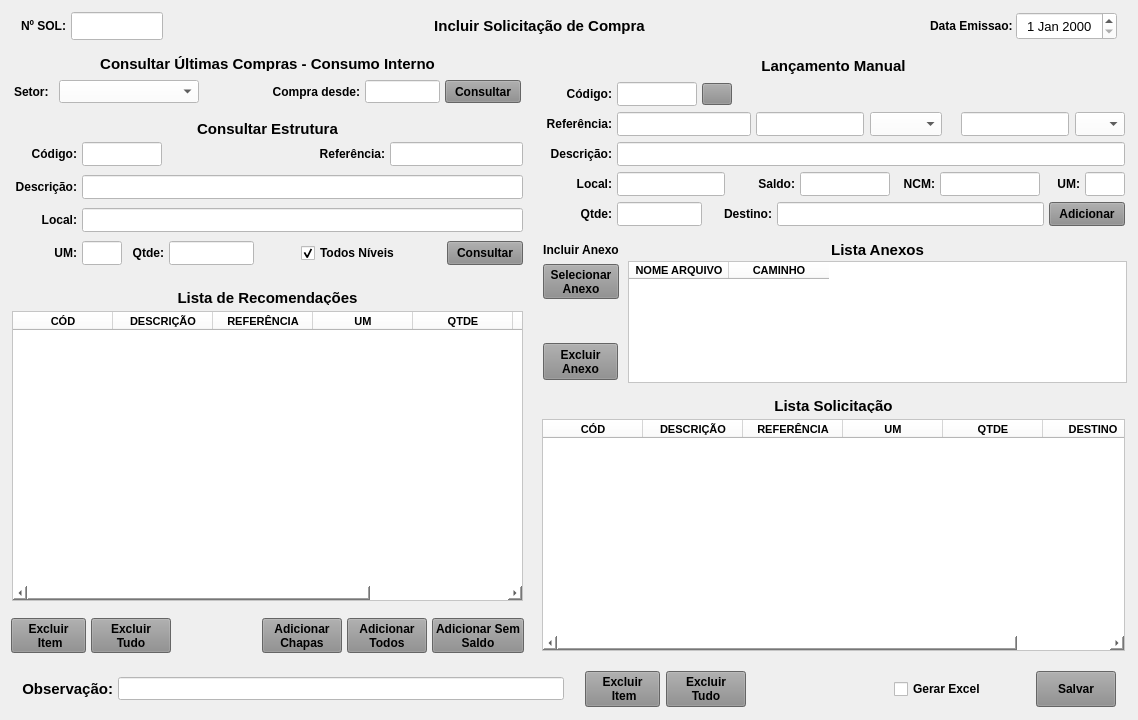
Before: the Qt Designer form forms/tela_sol_incluir.ui in Azevedo84/erp_suzuki, drawn with Qt 5.
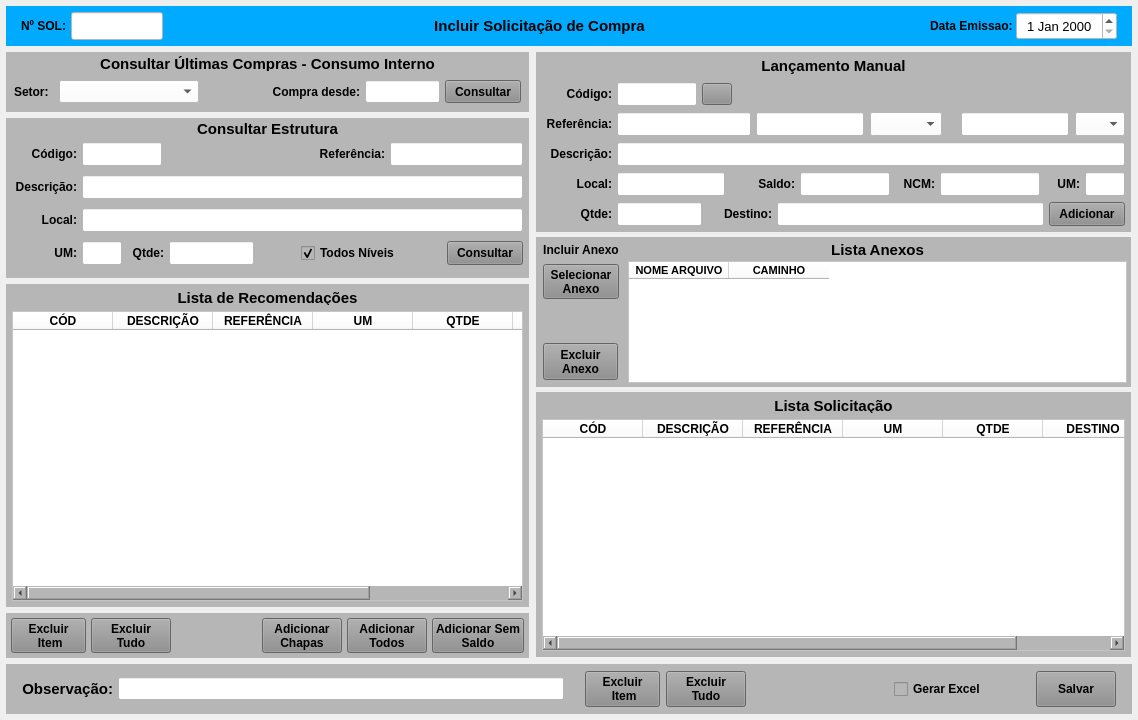
After: the same form once the commit is applied. Icons and pictures are not drawn.

Patch:
```diff
--- a/forms/tela_sol_incluir.ui
+++ b/forms/tela_sol_incluir.ui
@@ -51,7 +51,7 @@
        </size>
       </property>
       <property name="styleSheet">
-       <string notr="true"/>
+       <string notr="true">background-color: rgb(0, 170, 255);</string>
       </property>
       <layout class="QHBoxLayout" name="horizontalLayout">
        <property name="spacing">
@@ -312,7 +312,7 @@
              </size>
             </property>
             <property name="styleSheet">
-             <string notr="true"/>
+             <string notr="true">background-color: rgb(182, 182, 182);</string>
             </property>
             <layout class="QVBoxLayout" name="verticalLayout_6">
              <property name="spacing">
@@ -569,7 +569,7 @@
              </size>
             </property>
             <property name="styleSheet">
-             <string notr="true"/>
+             <string notr="true">background-color: rgb(182, 182, 182);</string>
             </property>
             <layout class="QVBoxLayout" name="verticalLayout_8">
              <property name="spacing">
@@ -1253,7 +1253,7 @@
           <item>
            <widget class="QWidget" name="widget_Cor3" native="true">
             <property name="styleSheet">
-             <string notr="true"/>
+             <string notr="true">background-color: rgb(182, 182, 182);</string>
             </property>
             <layout class="QVBoxLayout" name="verticalLayout_5">
              <property name="spacing">
@@ -1430,7 +1430,7 @@
              </size>
             </property>
             <property name="styleSheet">
-             <string notr="true"/>
+             <string notr="true">background-color: rgb(182, 182, 182);</string>
             </property>
             <layout class="QHBoxLayout" name="horizontalLayout_14">
              <property name="spacing">
@@ -1782,7 +1782,7 @@
              </size>
             </property>
             <property name="styleSheet">
-             <string notr="true"/>
+             <string notr="true">background-color: rgb(182, 182, 182);</string>
             </property>
             <layout class="QVBoxLayout" name="verticalLayout_4">
              <property name="spacing">
@@ -3030,7 +3030,7 @@
              </size>
             </property>
             <property name="styleSheet">
-             <string notr="true"/>
+             <string notr="true">background-color: rgb(182, 182, 182);</string>
             </property>
             <layout class="QHBoxLayout" name="horizontalLayout_7">
              <property name="spacing">
@@ -3338,7 +3338,7 @@
           <item>
            <widget class="QWidget" name="widget_Cor7" native="true">
             <property name="styleSheet">
-             <string notr="true"/>
+             <string notr="true">background-color: rgb(182, 182, 182);</string>
             </property>
             <layout class="QVBoxLayout" name="verticalLayout_9">
              <property name="spacing">
@@ -3499,7 +3499,7 @@
        </size>
       </property>
       <property name="styleSheet">
-       <string notr="true"/>
+       <string notr="true">background-color: rgb(182, 182, 182);</string>
       </property>
       <layout class="QHBoxLayout" name="horizontalLayout_21">
        <property name="spacing">
```
